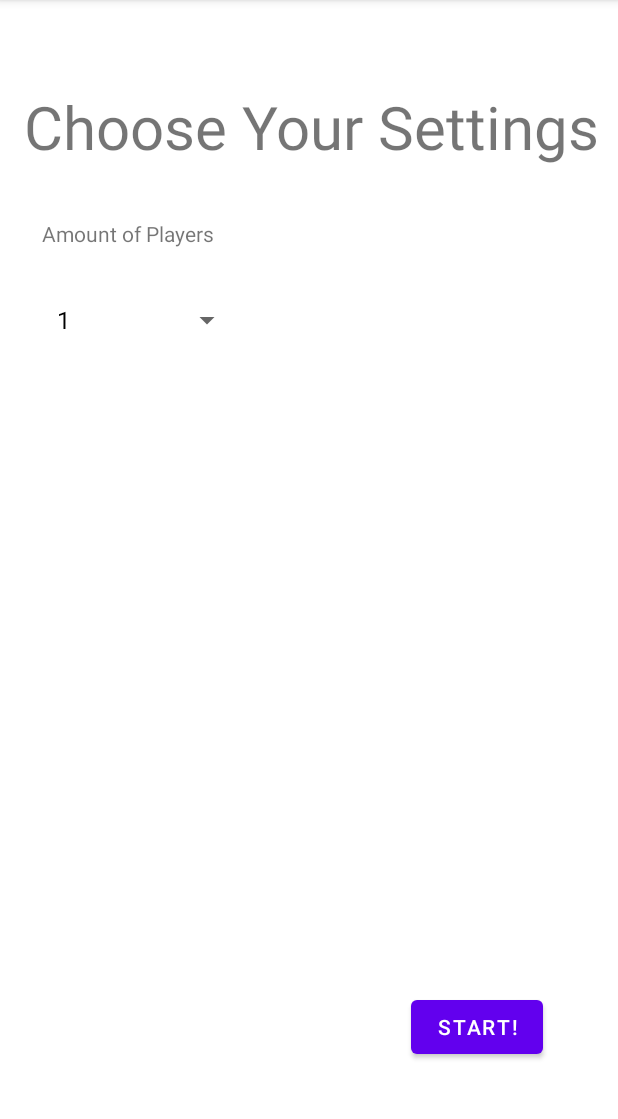
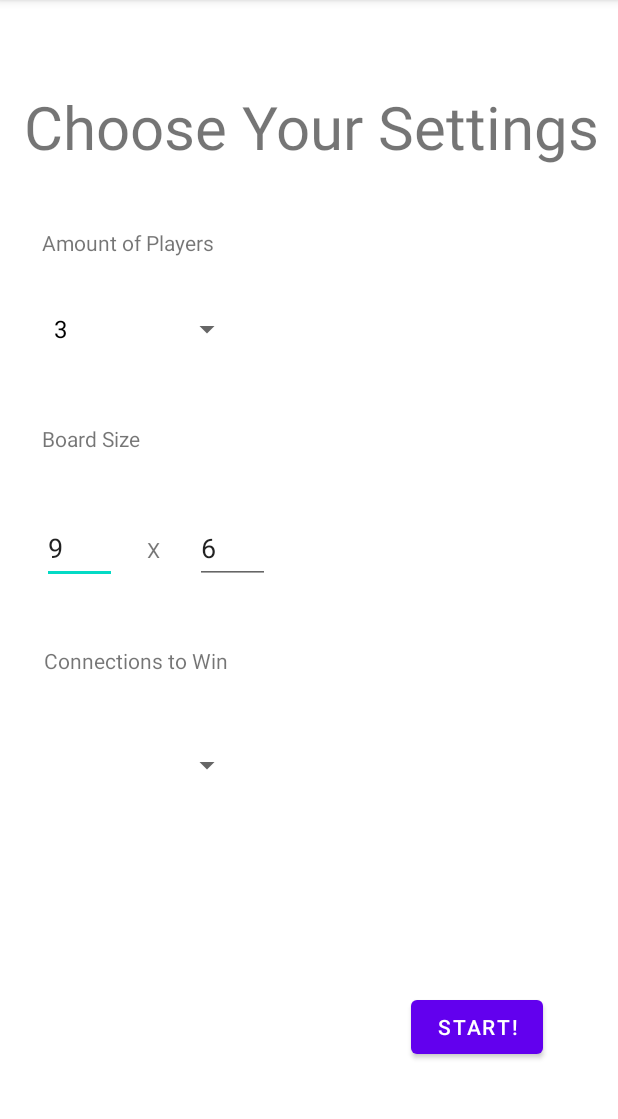
Before and after one commit to widekobe2248/CS4103, an Android app: the GameSettings screen opened directly, with no data from a screen before it, on a phone screen of 412 x 824 dp, the part 84-1203 px from its top. Run offline under Robolectric (Android 15) with nearby library versions, the phone set to English and light mode, and no system bars.

Commit message:
Updated Settings for board size still working on it And connection win amount

```diff
--- a/app/src/main/AndroidManifest.xml
+++ b/app/src/main/AndroidManifest.xml
@@ -11,13 +11,16 @@
         android:theme="@style/Theme.Hw4_test">
         <activity
             android:name=".GameSettings"
-            android:exported="true" />
+            android:exported="true"
+            android:screenOrientation="portrait"/>
         <activity
             android:name=".MainActivity"
-            android:exported="true" />
+            android:exported="true"
+            android:screenOrientation="portrait"/>
         <activity
             android:name=".StartScreen"
-            android:exported="true">
+            android:exported="true"
+            android:screenOrientation="portrait">
             <intent-filter>
                 <action android:name="android.intent.action.MAIN" />
 
--- a/app/src/main/java/com/example/hw4_test/GameSettings.kt
+++ b/app/src/main/java/com/example/hw4_test/GameSettings.kt
@@ -12,11 +12,13 @@ import android.widget.Spinner
 class GameSettings : AppCompatActivity(), View.OnClickListener, AdapterView.OnItemSelectedListener {
 
     var player_amount = 1
+    var connections_win_amt = 4
+    var board_width = 9
+    var board_height = 5
 
     override fun onCreate(savedInstanceState: Bundle?) {
         super.onCreate(savedInstanceState)
         setContentView(R.layout.activity_game_settings)
-
 
         var start_game = findViewById<Button>(R.id.start_game_btn)
 
@@ -29,6 +31,12 @@ class GameSettings : AppCompatActivity(), View.OnClickListener, AdapterView.OnIt
         }
         player_options.onItemSelectedListener = this
 
+        var connection_win: Spinner = findViewById(R.id.connection_win_amt)
+        ArrayAdapter.createFromResource(this, R.array.connection_win_amount, android.R.layout.simple_spinner_dropdown_item).also {
+            adapter -> adapter.setDropDownViewResource(android.R.layout.simple_spinner_dropdown_item)
+            player_options.adapter = adapter
+        }
+        connection_win.onItemSelectedListener = this
 
 
         start_game.setOnClickListener(this)
@@ -38,8 +46,19 @@ class GameSettings : AppCompatActivity(), View.OnClickListener, AdapterView.OnIt
         //Has to be converted to string before casting to Int
         //This is because it returns type Any! which you cannot cast to
         //Int but you can Cast to String then to Int
-        var selected = parent.getItemAtPosition(pos) as String
-        player_amount = selected.toInt()
+        if (v != null) {
+            if(v.id == R.id.player_amt)
+            {
+                var selected = parent.getItemAtPosition(pos) as String
+                player_amount = selected.toInt()
+            }
+            if(v.id == R.id.connection_win_amt)
+            {
+                var selected = parent.getItemAtPosition(pos) as String
+                connections_win_amt = selected.toInt()
+
+            }
+        }
     }
 
     override fun onNothingSelected(p0: AdapterView<*>?) {
@@ -49,9 +68,11 @@ class GameSettings : AppCompatActivity(), View.OnClickListener, AdapterView.OnIt
     override fun onClick(v: View) {
         if(v.id == R.id.start_game_btn)
         {
-            val intent = Intent(this, MainActivity::class.java).apply {
-                putExtra("player_amt", player_amount)
-            }
+            val intent = Intent(this, MainActivity::class.java)
+            intent.putExtra("player_amt", player_amount)
+            intent.putExtra("connection_win", connections_win_amt )
+            intent.putExtra("board_width", board_width)
+            intent.putExtra("board_height", board_height)
             startActivity(intent)
         }
 
--- a/app/src/main/java/com/example/hw4_test/StartScreen.kt
+++ b/app/src/main/java/com/example/hw4_test/StartScreen.kt
@@ -15,7 +15,7 @@ class StartScreen : AppCompatActivity(), View.OnClickListener {
 
         var startBtn = findViewById<Button>(R.id.startBtn)
         var quitBtn = findViewById<Button>(R.id.quitBtn)
-        var titleText = findViewById<TextView>(R.id.titleText)
+
 
         startBtn.setOnClickListener(this)
         quitBtn.setOnClickListener(this)
--- a/app/src/main/res/layout/activity_game_settings.xml
+++ b/app/src/main/res/layout/activity_game_settings.xml
@@ -34,17 +34,32 @@
         android:id="@+id/player_amt"
         android:layout_width="0dp"
         android:layout_height="wrap_content"
-        android:layout_marginStart="30dp"
-        android:layout_marginTop="78dp"
+        android:layout_marginStart="28dp"
+        android:layout_marginTop="84dp"
         android:layout_marginEnd="250dp"
         android:minHeight="48dp"
         app:layout_constraintEnd_toEndOf="parent"
+        app:layout_constraintHorizontal_bias="0.0"
         app:layout_constraintStart_toStartOf="parent"
         app:layout_constraintTop_toBottomOf="@+id/textView"
         tools:ignore="SpeakableTextPresentCheck" />
 
+    <Spinner
+        android:id="@+id/connection_win_amt"
+        android:layout_width="0dp"
+        android:layout_height="wrap_content"
+        android:layout_marginStart="28dp"
+        android:layout_marginTop="36dp"
+        android:layout_marginEnd="250dp"
+        android:minHeight="48dp"
+        app:layout_constraintEnd_toEndOf="parent"
+        app:layout_constraintHorizontal_bias="1.0"
+        app:layout_constraintStart_toStartOf="parent"
+        app:layout_constraintTop_toBottomOf="@+id/winConnectionsTxt"
+        tools:ignore="SpeakableTextPresentCheck" />
+
     <TextView
-        android:id="@+id/textView3"
+        android:id="@+id/playerAmtTxt"
         android:layout_width="wrap_content"
         android:layout_height="wrap_content"
         android:layout_marginStart="28dp"
@@ -53,4 +68,62 @@
         app:layout_constraintBottom_toTopOf="@+id/player_amt"
         app:layout_constraintStart_toStartOf="parent" />
 
+    <TextView
+        android:id="@+id/boardSizeTxt"
+        android:layout_width="wrap_content"
+        android:layout_height="wrap_content"
+        android:layout_marginStart="28dp"
+        android:layout_marginTop="39dp"
+        android:text="@string/board_size_text"
+        app:layout_constraintStart_toStartOf="parent"
+        app:layout_constraintTop_toBottomOf="@+id/player_amt" />
+
+    <EditText
+        android:id="@+id/editTextNumber"
+        android:layout_width="50dp"
+        android:layout_height="wrap_content"
+        android:layout_marginStart="28dp"
+        android:layout_marginTop="39dp"
+        android:ems="10"
+        android:inputType="number"
+        android:minHeight="48dp"
+        android:text="9"
+        app:layout_constraintStart_toStartOf="parent"
+        app:layout_constraintTop_toBottomOf="@+id/boardSizeTxt" />
+
+    <EditText
+        android:id="@+id/editTextNumber2"
+        android:layout_width="50dp"
+        android:layout_height="wrap_content"
+        android:layout_marginStart="52dp"
+        android:layout_marginTop="39dp"
+        android:ems="10"
+        android:inputType="number"
+        android:minHeight="48dp"
+        android:text="6"
+        app:layout_constraintStart_toEndOf="@+id/editTextNumber"
+        app:layout_constraintTop_toBottomOf="@+id/boardSizeTxt" />
+
+    <TextView
+        android:id="@+id/textView3"
+        android:layout_width="wrap_content"
+        android:layout_height="wrap_content"
+        android:layout_marginStart="20dp"
+        android:layout_marginTop="113dp"
+        android:layout_marginEnd="23dp"
+        android:text="X"
+        app:layout_constraintEnd_toStartOf="@+id/editTextNumber2"
+        app:layout_constraintStart_toEndOf="@+id/editTextNumber"
+        app:layout_constraintTop_toBottomOf="@+id/player_amt" />
+
+    <TextView
+        android:id="@+id/winConnectionsTxt"
+        android:layout_width="wrap_content"
+        android:layout_height="wrap_content"
+        android:layout_marginStart="29dp"
+        android:layout_marginTop="41dp"
+        android:text="@string/connections_win_text"
+        app:layout_constraintStart_toStartOf="parent"
+        app:layout_constraintTop_toBottomOf="@+id/editTextNumber" />
+
 </androidx.constraintlayout.widget.ConstraintLayout>
--- a/app/src/main/res/values/strings.xml
+++ b/app/src/main/res/values/strings.xml
@@ -2,9 +2,11 @@
     <string name="app_name">hw4_test</string>
     <string name="title_text">Connect 3.5!</string>
     <string name="start_text">Start!</string>
-    <string name="quit_text">QUit!</string>
+    <string name="quit_text">Quit!</string>
     <string name="settings_title_text">Choose Your Settings</string>
     <string name="player_amount_drop_text">Amount of Players</string>
+    <string name="board_size_text">Board Size</string>
+    <string name="connections_win_text">Connections to Win</string>
 
 
     <string-array name="player_amount">
@@ -14,5 +16,11 @@
         <item>4</item>
     </string-array>
 
+    <string-array name="connection_win_amount">
+        <item>3</item>
+        <item>4</item>
+        <item>5</item>
+    </string-array>
+
 
 </resources>
```
